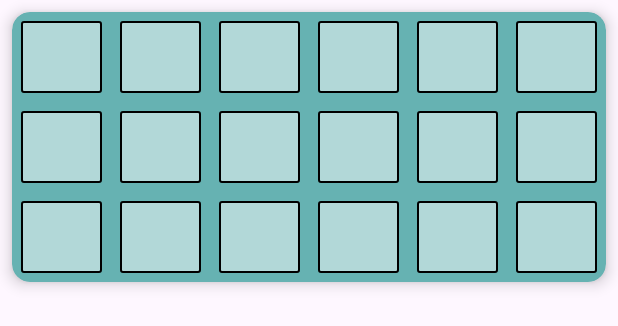
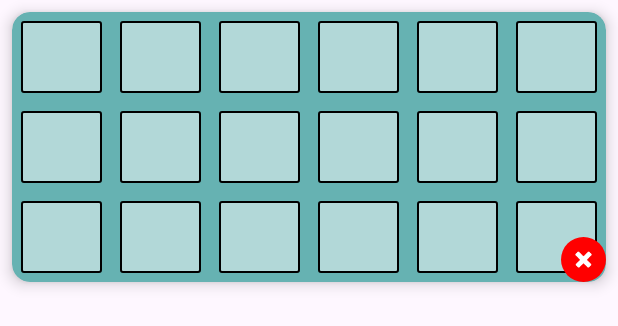
Before and after one commit to KoKoKotlin/BingoApp, an Android app: the layout bingo_card.xml on its own in the app's theme, with its tools: preview values and no code run, on a phone screen of 412 x 824 dp. Shown: the top 326 px of the screen. Run offline under Robolectric (Android 15) with nearby library versions, the phone set to English and light mode, and no system bars.

Commit message:
Added card deletion

```diff
--- a/app/src/main/java/com/example/bingoapp/BingoCardMiniAdapter.kt
+++ b/app/src/main/java/com/example/bingoapp/BingoCardMiniAdapter.kt
@@ -6,7 +6,8 @@ import androidx.recyclerview.widget.RecyclerView
 import com.example.bingoapp.databinding.BingoCardBinding
 
 class BingoCardMiniAdapter(
-    private val cards: List<BingoCard>
+    private val cards: List<BingoCard>,
+    private val main: MainActivity
 ): RecyclerView.Adapter<BingoCardMiniAdapter.ViewHolder>() {
     class ViewHolder(val binding: BingoCardBinding): RecyclerView.ViewHolder(binding.root)
 
@@ -22,6 +23,9 @@ class BingoCardMiniAdapter(
         }
 
         card.values.forEachIndexed { index, i -> miniCells[index].text = i?.toString() ?: "-" }
+        holder.binding.btnDeleteCard.setOnClickListener {
+            main.onDeleteCard(position)
+        }
     }
 
     override fun getItemCount() = cards.size
--- a/app/src/main/res/layout/bingo_card.xml
+++ b/app/src/main/res/layout/bingo_card.xml
@@ -8,6 +8,10 @@
     app:cardCornerRadius="12dp"
     app:cardElevation="6dp"
     app:cardBackgroundColor="@color/teal_600">
+    <!-- Use FrameLayout or ConstraintLayout or RelativeLayout to overlay the delete button -->
+    <FrameLayout
+        android:layout_width="match_parent"
+        android:layout_height="match_parent">
 
         <GridLayout
             android:layout_width="match_parent"
@@ -34,4 +38,21 @@
             <TextView android:id="@+id/mini_16" style="@style/MiniBingoCell" />
             <TextView android:id="@+id/mini_17" style="@style/MiniBingoCell" />
         </GridLayout>
+
+        <com.google.android.material.button.MaterialButton
+            android:id="@+id/btn_delete_card"
+            android:layout_width="30dp"
+            android:layout_height="30dp"
+            android:layout_gravity="bottom|end"
+            android:layout_marginEnd="0dp"
+            android:layout_marginBottom="0dp"
+            android:insetTop="0dp"
+            android:insetBottom="0dp"
+            app:backgroundTint="@color/red_600"
+            app:icon="@android:drawable/ic_delete"
+            app:iconGravity="textStart"
+            app:iconPadding="0dp"
+            app:iconTint="@android:color/white"
+            app:strokeWidth="0dp" />
+    </FrameLayout>
 </androidx.cardview.widget.CardView>
--- a/app/src/main/res/values/colors.xml
+++ b/app/src/main/res/values/colors.xml
@@ -3,4 +3,5 @@
     <color name="black">#FF000000</color>
     <color name="white">#FFFFFFFF</color>
     <color name="teal_600">#66B2B2</color>
+    <color name="red_600">#FF0000</color>
 </resources>
```
Also changed, not shown: app/src/main/java/com/example/bingoapp/MainActivity.kt (+13 -1 lines). Lines whose indentation alone changed are shown as unchanged.
